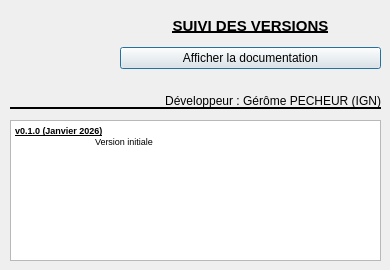
IGNF/altibonne-qgis-plugin, file aproposde.ui: the form before one commit.
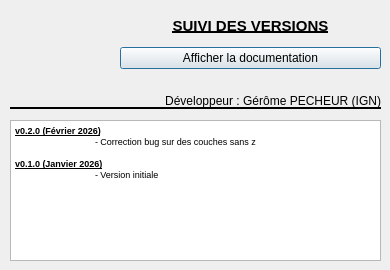
The form after the commit. Icons and pictures are not drawn.

Commit message: correction bug couches sans z : refs #3

```diff
--- a/aproposde.ui
+++ b/aproposde.ui
@@ -99,9 +99,12 @@
     <string>&lt;!DOCTYPE HTML PUBLIC &quot;-//W3C//DTD HTML 4.0//EN&quot; &quot;http://www.w3.org/TR/REC-html40/strict.dtd&quot;&gt;
 &lt;html&gt;&lt;head&gt;&lt;meta name=&quot;qrichtext&quot; content=&quot;1&quot; /&gt;&lt;style type=&quot;text/css&quot;&gt;
 p, li { white-space: pre-wrap; }
-&lt;/style&gt;&lt;/head&gt;&lt;body style=&quot; font-family:'MS Shell Dlg 2'; font-size:8.25pt; font-weight:400; font-style:normal;&quot;&gt;
+&lt;/style&gt;&lt;/head&gt;&lt;body style=&quot; font-family:'MS Shell Dlg 2'; font-size:7.8pt; font-weight:400; font-style:normal;&quot;&gt;
+&lt;p style=&quot; margin-top:0px; margin-bottom:0px; margin-left:0px; margin-right:0px; -qt-block-indent:0; text-indent:0px;&quot;&gt;&lt;span style=&quot; font-size:7pt; font-weight:600; text-decoration: underline;&quot;&gt;v0.2.0 (Février 2026)&lt;/span&gt;&lt;/p&gt;
+&lt;p style=&quot; margin-top:0px; margin-bottom:0px; margin-left:0px; margin-right:0px; -qt-block-indent:0; text-indent:0px;&quot;&gt;&lt;span style=&quot; font-size:7pt;&quot;&gt;	- Correction bug sur des couches sans z&lt;/span&gt;&lt;/p&gt;
+&lt;p style=&quot;-qt-paragraph-type:empty; margin-top:0px; margin-bottom:0px; margin-left:0px; margin-right:0px; -qt-block-indent:0; text-indent:0px; font-size:7pt;&quot;&gt;&lt;br /&gt;&lt;/p&gt;
 &lt;p style=&quot; margin-top:0px; margin-bottom:0px; margin-left:0px; margin-right:0px; -qt-block-indent:0; text-indent:0px;&quot;&gt;&lt;span style=&quot; font-size:7pt; font-weight:600; text-decoration: underline;&quot;&gt;v0.1.0 (Janvier 2026)&lt;/span&gt;&lt;/p&gt;
-&lt;p style=&quot; margin-top:0px; margin-bottom:0px; margin-left:0px; margin-right:0px; -qt-block-indent:0; text-indent:0px;&quot;&gt;&lt;span style=&quot; font-size:7pt;&quot;&gt;	Version initiale&lt;/span&gt;&lt;/p&gt;&lt;/body&gt;&lt;/html&gt;</string>
+&lt;p style=&quot; margin-top:0px; margin-bottom:0px; margin-left:0px; margin-right:0px; -qt-block-indent:0; text-indent:0px;&quot;&gt;&lt;span style=&quot; font-size:7pt;&quot;&gt;	- Version initiale&lt;/span&gt;&lt;/p&gt;&lt;/body&gt;&lt;/html&gt;</string>
    </property>
   </widget>
   <widget class="QWidget" name="verticalLayoutWidget">
```
The commit also changes 4 other files.
